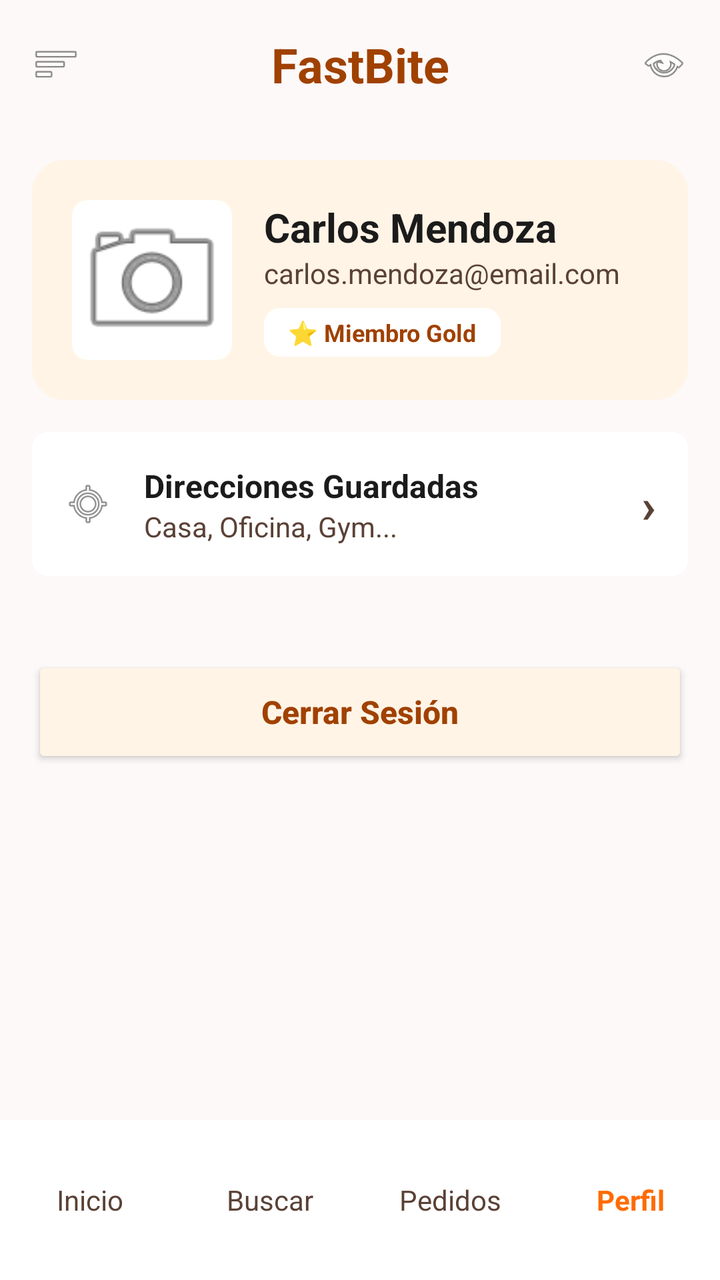
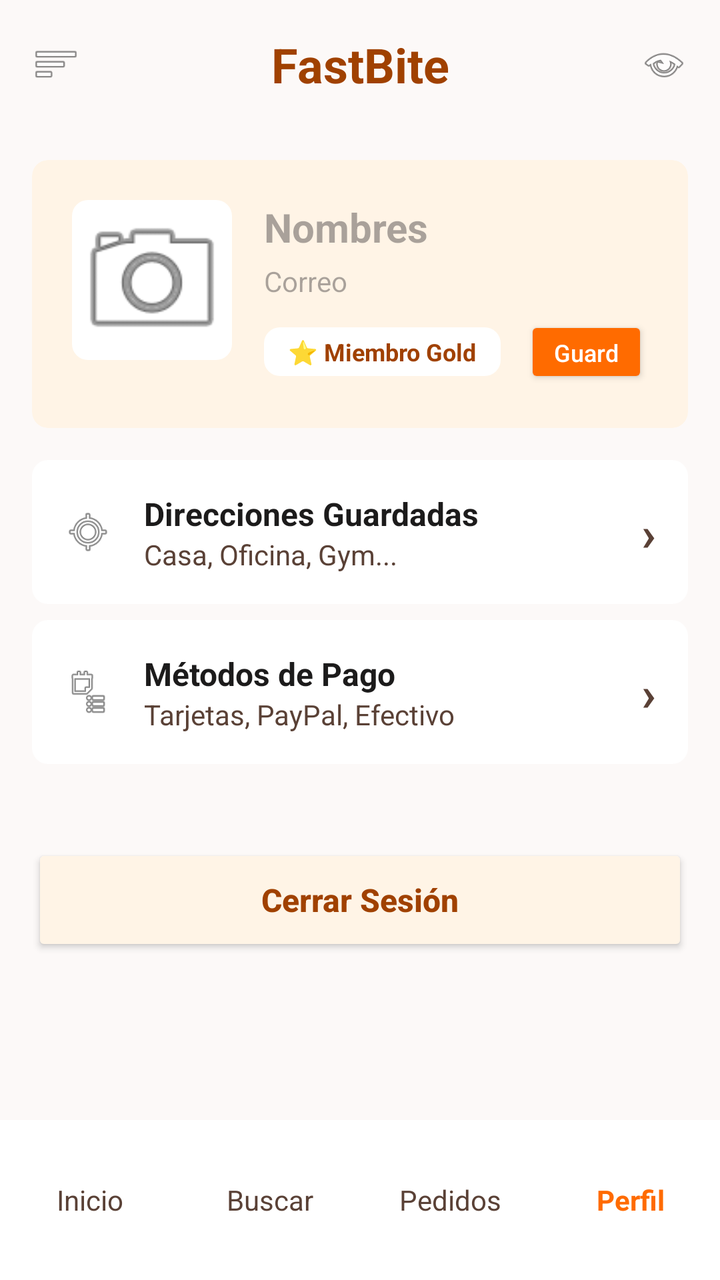

The first picture is an Android layout as it rendered before a commit; the second is the same layout after the commit. The layout source and the unified diff follow.
<!-- AndroidManifest.xml: application theme Theme.FastBite -->
<!-- res/layout/activity_main.xml -->
<?xml version="1.0" encoding="utf-8"?>
<androidx.constraintlayout.widget.ConstraintLayout
    xmlns:android="http://schemas.android.com/apk/res/android"
    xmlns:app="http://schemas.android.com/apk/res-auto"
    android:id="@+id/main"
    android:layout_width="match_parent"
    android:layout_height="match_parent"
    android:background="#FCF9F8">

    
    <androidx.constraintlayout.widget.ConstraintLayout
        android:id="@+id/topBar"
        android:layout_width="match_parent"
        android:layout_height="64dp"
        app:layout_constraintTop_toTopOf="parent">

        <ImageView
            android:layout_width="24dp"
            android:layout_height="24dp"
            android:layout_marginStart="16dp"
            android:src="@android:drawable/ic_menu_sort_by_size"
            app:layout_constraintBottom_toBottomOf="parent"
            app:layout_constraintStart_toStartOf="parent"
            app:layout_constraintTop_toTopOf="parent"
            android:contentDescription="@string/nav_home" />

        <TextView
            android:layout_width="wrap_content"
            android:layout_height="wrap_content"
            android:text="@string/app_name"
            android:textColor="#A04100"
            android:textSize="24sp"
            android:textStyle="bold"
            app:layout_constraintBottom_toBottomOf="parent"
            app:layout_constraintEnd_toEndOf="parent"
            app:layout_constraintStart_toStartOf="parent"
            app:layout_constraintTop_toTopOf="parent" />

        <ImageView
            android:layout_width="24dp"
            android:layout_height="24dp"
            android:layout_marginEnd="16dp"
            android:src="@android:drawable/ic_menu_view"
            app:layout_constraintBottom_toBottomOf="parent"
            app:layout_constraintEnd_toEndOf="parent"
            app:layout_constraintTop_toTopOf="parent"
            android:contentDescription="@string/nav_profile" />
    </androidx.constraintlayout.widget.ConstraintLayout>

    <ScrollView
        android:layout_width="match_parent"
        android:layout_height="0dp"
        app:layout_constraintBottom_toTopOf="@id/bottomNav"
        app:layout_constraintTop_toBottomOf="@id/topBar">

        <LinearLayout
            android:layout_width="match_parent"
            android:layout_height="wrap_content"
            android:orientation="vertical"
            android:padding="16dp">

            
            <androidx.cardview.widget.CardView
                android:layout_width="match_parent"
                android:layout_height="wrap_content"
                android:layout_marginBottom="16dp"
                app:cardBackgroundColor="#FFF4E6"
                app:cardCornerRadius="16dp"
                app:cardElevation="0dp">

                <LinearLayout
                    android:layout_width="match_parent"
                    android:layout_height="wrap_content"
                    android:orientation="horizontal"
                    android:padding="20dp">

                    <ImageView
                        android:layout_width="80dp"
                        android:layout_height="80dp"
                        android:background="@drawable/bg_rounded"
                        android:src="@android:drawable/ic_menu_camera"
                        android:contentDescription="@string/nav_profile" />

                    <LinearLayout
                        android:layout_width="match_parent"
                        android:layout_height="wrap_content"
                        android:layout_marginStart="16dp"
                        android:orientation="vertical">

                        <TextView
                            android:layout_width="wrap_content"
                            android:layout_height="wrap_content"
                            android:text="@string/user_name"
                            android:textColor="#1C1B1B"
                            android:textSize="20sp"
                            android:textStyle="bold" />

                        <TextView
                            android:layout_width="wrap_content"
                            android:layout_height="wrap_content"
                            android:text="@string/user_email"
                            android:textColor="#5A4136"
                            android:textSize="14sp" />

                        <TextView
                            android:layout_width="wrap_content"
                            android:layout_height="wrap_content"
                            android:layout_marginTop="8dp"
                            android:background="@drawable/bg_rounded"
                            android:paddingHorizontal="12dp"
                            android:paddingVertical="4dp"
                            android:text="@string/membership_gold"
                            android:textColor="#A04100"
                            android:textSize="12sp"
                            android:textStyle="bold" />
                    </LinearLayout>
                </LinearLayout>
            </androidx.cardview.widget.CardView>

            
            <LinearLayout
                android:layout_width="match_parent"
                android:layout_height="72dp"
                android:layout_marginBottom="8dp"
                android:background="@drawable/bg_rounded"
                android:gravity="center_vertical"
                android:orientation="horizontal"
                android:padding="16dp">

                <ImageView
                    android:layout_width="24dp"
                    android:layout_height="24dp"
                    android:src="@android:drawable/ic_menu_mylocation"
                    android:contentDescription="@string/saved_addresses" />

                <LinearLayout
                    android:layout_width="0dp"
                    android:layout_height="wrap_content"
                    android:layout_marginStart="16dp"
                    android:layout_weight="1"
                    android:orientation="vertical">

                    <TextView
                        android:layout_width="wrap_content"
                        android:layout_height="wrap_content"
                        android:text="@string/saved_addresses"
                        android:textColor="#1C1B1B"
                        android:textSize="16sp"
                        android:textStyle="bold" />

                    <TextView
                        android:layout_width="wrap_content"
                        android:layout_height="wrap_content"
                        android:text="@string/addresses_description"
                        android:textColor="#5A4136"
                        android:textSize="14sp" />
                </LinearLayout>

                <TextView
                    android:layout_width="wrap_content"
                    android:layout_height="wrap_content"
                    android:text="›"
                    android:textSize="24sp"
                    android:textStyle="bold"
                    android:textColor="#5A4136"
                    android:importantForAccessibility="no" />
            </LinearLayout>

            
            <Button
                android:id="@+id/btnLogout"
                android:layout_width="match_parent"
                android:layout_height="56dp"
                android:layout_marginTop="32dp"
                android:backgroundTint="#FFF4E6"
                android:text="@string/logout_button"
                android:textAllCaps="false"
                android:textColor="#A04100"
                android:textSize="16sp"
                android:textStyle="bold" />
        </LinearLayout>
    </ScrollView>

    
    <LinearLayout
        android:id="@+id/bottomNav"
        android:layout_width="match_parent"
        android:layout_height="80dp"
        android:background="#FFFFFF"
        android:orientation="horizontal"
        app:layout_constraintBottom_toBottomOf="parent">

        <TextView
            android:layout_width="0dp"
            android:layout_height="match_parent"
            android:layout_weight="1"
            android:gravity="center"
            android:text="@string/nav_home"
            android:textColor="#5A4136" />

        <TextView
            android:layout_width="0dp"
            android:layout_height="match_parent"
            android:layout_weight="1"
            android:gravity="center"
            android:text="@string/nav_search"
            android:textColor="#5A4136" />

        <TextView
            android:layout_width="0dp"
            android:layout_height="match_parent"
            android:layout_weight="1"
            android:gravity="center"
            android:text="@string/nav_orders"
            android:textColor="#5A4136" />

        <TextView
            android:layout_width="0dp"
            android:layout_height="match_parent"
            android:layout_weight="1"
            android:gravity="center"
            android:text="@string/nav_profile"
            android:textColor="#FF6B00"
            android:textStyle="bold" />
    </LinearLayout>
</androidx.constraintlayout.widget.ConstraintLayout>
<!-- resources referenced by this layout -->
<resources>
  <!-- drawable bg_rounded (drawable) -->
  <?xml version="1.0" encoding="utf-8"?>
  <shape xmlns:android="http://schemas.android.com/apk/res/android">
      <solid android:color="#FFFFFF" />
      <corners android:radius="8dp" />
  </shape>
  <string name="addresses_description">Casa, Oficina, Gym...</string>
  <string name="app_name">FastBite</string>
  <string name="logout_button">Cerrar Sesión</string>
  <string name="membership_gold">⭐ Miembro Gold</string>
  <string name="nav_home">Inicio</string>
  <string name="nav_orders">Pedidos</string>
  <string name="nav_profile">Perfil</string>
  <string name="nav_search">Buscar</string>
  <string name="saved_addresses">Direcciones Guardadas</string>
  <string name="user_email">carlos.mendoza@email.com</string>
  <string name="user_name">Carlos Mendoza</string>
  <style name="Theme.FastBite" parent="Base.Theme.FastBite" />
  <style name="Base.Theme.FastBite" parent="Theme.Material3.DayNight.NoActionBar">
          
          
      </style>
</resources>

<!-- the commit's change to res/layout/activity_main.xml (unified diff, before → after) -->
@@ -65,7 +65,7 @@
                 android:layout_height="wrap_content"
                 android:layout_marginBottom="16dp"
                 app:cardBackgroundColor="#FFF4E6"
-                app:cardCornerRadius="16dp"
+                app:cardCornerRadius="8dp"
                 app:cardElevation="0dp">
 
                 <LinearLayout
@@ -87,32 +87,63 @@
                         android:layout_marginStart="16dp"
                         android:orientation="vertical">
 
-                        <TextView
-                            android:layout_width="wrap_content"
+                        
+                        <EditText
+                            android:id="@+id/input_nombre_perfil"
+                            android:layout_width="match_parent"
                             android:layout_height="wrap_content"
-                            android:text="@string/user_name"
+                            android:background="@android:color/transparent"
+                            android:hint="@string/hint_name"
+                            android:inputType="textPersonName"
                             android:textColor="#1C1B1B"
                             android:textSize="20sp"
-                            android:textStyle="bold" />
-
-                        <TextView
-                            android:layout_width="wrap_content"
+                            android:textStyle="bold"
+                            android:importantForAutofill="no" />
+
+                        
+                        <EditText
+                            android:id="@+id/input_correo_perfil"
+                            android:layout_width="match_parent"
                             android:layout_height="wrap_content"
-                            android:text="@string/user_email"
+                            android:layout_marginTop="4dp"
+                            android:background="@android:color/transparent"
+                            android:hint="@string/hint_email"
+                            android:inputType="textEmailAddress"
                             android:textColor="#5A4136"
-                            android:textSize="14sp" />
-
-                        <TextView
-                            android:layout_width="wrap_content"
+                            android:textSize="14sp"
+                            android:importantForAutofill="no" />
+
+                        <LinearLayout
+                            android:layout_width="match_parent"
                             android:layout_height="wrap_content"
                             android:layout_marginTop="8dp"
-                            android:background="@drawable/bg_rounded"
-                            android:paddingHorizontal="12dp"
-                            android:paddingVertical="4dp"
-                            android:text="@string/membership_gold"
-                            android:textColor="#A04100"
-                            android:textSize="12sp"
-                            android:textStyle="bold" />
+                            android:orientation="horizontal"
+                            android:gravity="center_vertical">
+
+                            <TextView
+                                android:layout_width="wrap_content"
+                                android:layout_height="wrap_content"
+                                android:background="@drawable/bg_rounded"
+                                android:paddingHorizontal="12dp"
+                                android:paddingVertical="4dp"
+                                android:text="@string/membership_gold"
+                                android:textColor="#A04100"
+                                android:textSize="12sp"
+                                android:textStyle="bold" />
+
+                            
+                            <Button
+                                android:id="@+id/btnGuardarPerfil"
+                                android:layout_width="wrap_content"
+                                android:layout_height="36dp"
+                                android:layout_marginStart="12dp"
+                                android:backgroundTint="#FF6B00"
+                                android:paddingHorizontal="12dp"
+                                android:text="@string/save_button"
+                                android:textAllCaps="false"
+                                android:textColor="#FFFFFF"
+                                android:textSize="12sp" />
+                        </LinearLayout>
                     </LinearLayout>
                 </LinearLayout>
             </androidx.cardview.widget.CardView>
@@ -147,7 +178,6 @@
                         android:textColor="#1C1B1B"
                         android:textSize="16sp"
                         android:textStyle="bold" />
-
                     <TextView
                         android:layout_width="wrap_content"
                         android:layout_height="wrap_content"
@@ -155,7 +185,52 @@
                         android:textColor="#5A4136"
                         android:textSize="14sp" />
                 </LinearLayout>
-
+                <TextView
+                    android:layout_width="wrap_content"
+                    android:layout_height="wrap_content"
+                    android:text="›"
+                    android:textSize="24sp"
+                    android:textStyle="bold"
+                    android:textColor="#5A4136"
+                    android:importantForAccessibility="no" />
+            </LinearLayout>
+
+            <LinearLayout
+                android:layout_width="match_parent"
+                android:layout_height="72dp"
+                android:layout_marginBottom="8dp"
+                android:background="@drawable/bg_rounded"
+                android:gravity="center_vertical"
+                android:orientation="horizontal"
+                android:padding="16dp">
+
+                <ImageView
+                    android:layout_width="24dp"
+                    android:layout_height="24dp"
+                    android:src="@android:drawable/ic_menu_agenda"
+                    android:contentDescription="@string/payment_methods" />
+
+                <LinearLayout
+                    android:layout_width="0dp"
+                    android:layout_height="wrap_content"
+                    android:layout_marginStart="16dp"
+                    android:layout_weight="1"
+                    android:orientation="vertical">
+
+                    <TextView
+                        android:layout_width="wrap_content"
+                        android:layout_height="wrap_content"
+                        android:text="@string/payment_methods"
+                        android:textColor="#1C1B1B"
+                        android:textSize="16sp"
+                        android:textStyle="bold" />
+                    <TextView
+                        android:layout_width="wrap_content"
+                        android:layout_height="wrap_content"
+                        android:text="@string/payment_methods_description"
+                        android:textColor="#5A4136"
+                        android:textSize="14sp" />
+                </LinearLayout>
                 <TextView
                     android:layout_width="wrap_content"
                     android:layout_height="wrap_content"
@@ -197,7 +272,6 @@
             android:gravity="center"
             android:text="@string/nav_home"
             android:textColor="#5A4136" />
-
         <TextView
             android:layout_width="0dp"
             android:layout_height="match_parent"
@@ -205,7 +279,6 @@
             android:gravity="center"
             android:text="@string/nav_search"
             android:textColor="#5A4136" />
-
         <TextView
             android:layout_width="0dp"
             android:layout_height="match_parent"
@@ -213,7 +286,6 @@
             android:gravity="center"
             android:text="@string/nav_orders"
             android:textColor="#5A4136" />
-
         <TextView
             android:layout_width="0dp"
             android:layout_height="match_parent"
<!-- resource entries referenced after the edit -->
@@ -8,15 +8,18 @@
   </shape>
   <string name="addresses_description">Casa, Oficina, Gym...</string>
   <string name="app_name">FastBite</string>
+  <string name="hint_email">Correo</string>
+  <string name="hint_name">Nombres</string>
   <string name="logout_button">Cerrar Sesión</string>
   <string name="membership_gold">⭐ Miembro Gold</string>
   <string name="nav_home">Inicio</string>
   <string name="nav_orders">Pedidos</string>
   <string name="nav_profile">Perfil</string>
   <string name="nav_search">Buscar</string>
+  <string name="payment_methods">Métodos de Pago</string>
+  <string name="payment_methods_description">Tarjetas, PayPal, Efectivo</string>
+  <string name="save_button">Guardar</string>
   <string name="saved_addresses">Direcciones Guardadas</string>
-  <string name="user_email">carlos.mendoza@email.com</string>
-  <string name="user_name">Carlos Mendoza</string>
   <style name="Theme.FastBite" parent="Base.Theme.FastBite" />
   <style name="Base.Theme.FastBite" parent="Theme.Material3.DayNight.NoActionBar">
           
